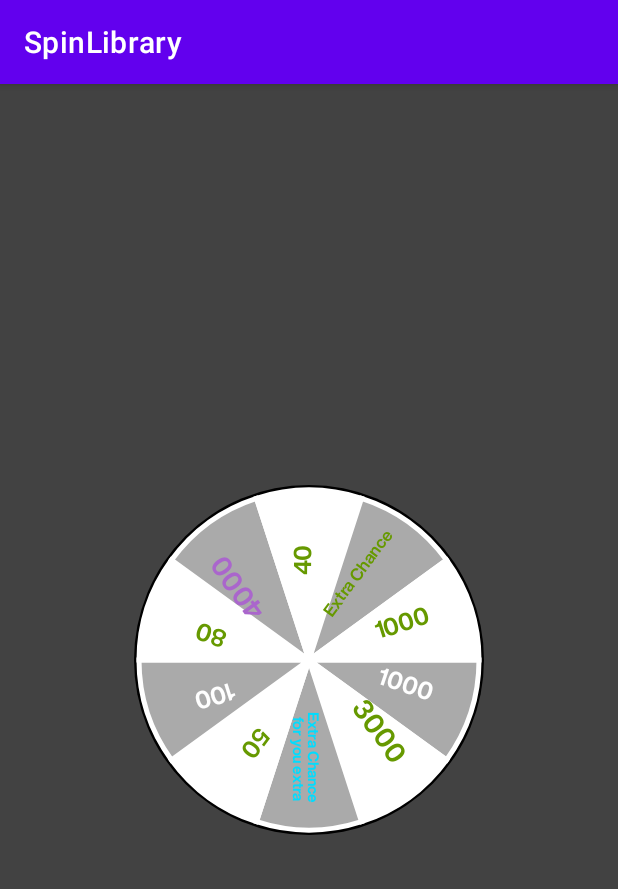
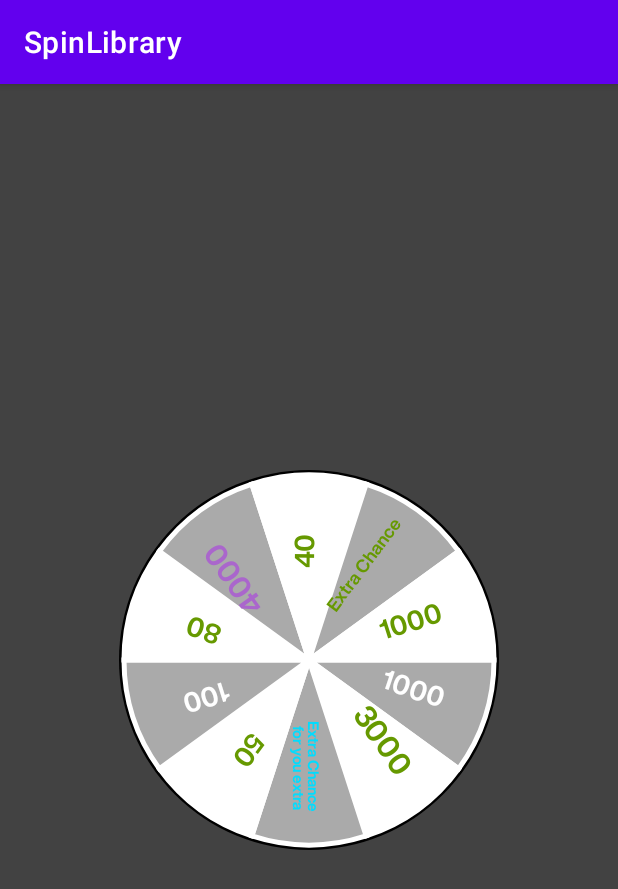
Before and after one commit to Sha489/SpinLibrary, an Android app: the screen it shows after launch (MainActivity), on a phone screen of 412 x 824 dp. Shown: the top 889 px of the screen. Run offline under Robolectric (Android 15) with nearby library versions, the phone set to English and light mode, and no system bars.

Commit message:
increased font size

```diff
--- a/app/src/main/res/layout/activity_main.xml
+++ b/app/src/main/res/layout/activity_main.xml
@@ -9,10 +9,10 @@
 
     <rubikstudio.library.LuckyWheelView
         android:id="@+id/luckyWheel"
-        android:layout_width="240dp"
+        android:layout_width="260dp"
         android:layout_gravity="center"
         app:lkwSecondaryTextSize="1sp"
         app:lkwEdgeWidth="20"
-        android:layout_height="240dp" />
+        android:layout_height="260dp" />
 
 </FrameLayout>
--- a/library/src/main/java/rubikstudio/library/PielView.java
+++ b/library/src/main/java/rubikstudio/library/PielView.java
@@ -347,18 +347,18 @@ public class PielView extends View {
         if(mStr.length() < 6) {
             mTextPaint.setTextSize(Math.round(
                     TypedValue.applyDimension(
-                            TypedValue.COMPLEX_UNIT_DIP, 16f,r.getDisplayMetrics())));
+                            TypedValue.COMPLEX_UNIT_DIP, 18f,r.getDisplayMetrics())));
         } else {
             mTextPaint.setTextSize(Math.round(
                     TypedValue.applyDimension(
-                            TypedValue.COMPLEX_UNIT_DIP, 11f,r.getDisplayMetrics())));
+                            TypedValue.COMPLEX_UNIT_DIP, 12f,r.getDisplayMetrics())));
         }
 
         if(isTopReward){
             //mTextPaint.setTextSize(65);
             mTextPaint.setTextSize(Math.round(
                     TypedValue.applyDimension(
-                            TypedValue.COMPLEX_UNIT_DIP, 18f,r.getDisplayMetrics())));
+                            TypedValue.COMPLEX_UNIT_DIP, 20f,r.getDisplayMetrics())));
 
         }
 
```
